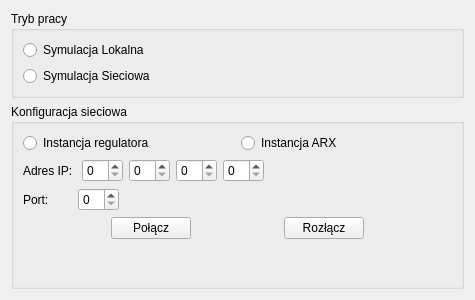
The window that workdialog.ui (jakubarchabuz316285/Projekt_pk_sem4) describes before a commit, drawn with Qt 5.
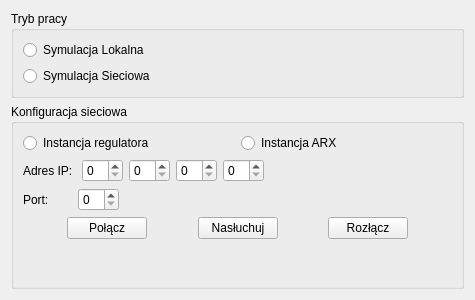
The same window after the commit.

Commit message: poprawienie gui sieciowego

What changed in the file:
```diff
--- a/workdialog.ui
+++ b/workdialog.ui
@@ -154,6 +154,26 @@
             </property>
            </widget>
           </item>
+          <item>
+           <spacer name="horizontalSpacer_6">
+            <property name="orientation">
+             <enum>Qt::Horizontal</enum>
+            </property>
+            <property name="sizeHint" stdset="0">
+             <size>
+              <width>40</width>
+              <height>20</height>
+             </size>
+            </property>
+           </spacer>
+          </item>
+          <item>
+           <widget class="QPushButton" name="BtnListen">
+            <property name="text">
+             <string>Nasłuchuj</string>
+            </property>
+           </widget>
+          </item>
           <item>
            <spacer name="horizontalSpacer_5">
             <property name="orientation">
```
The commit also changes 3 other files.
